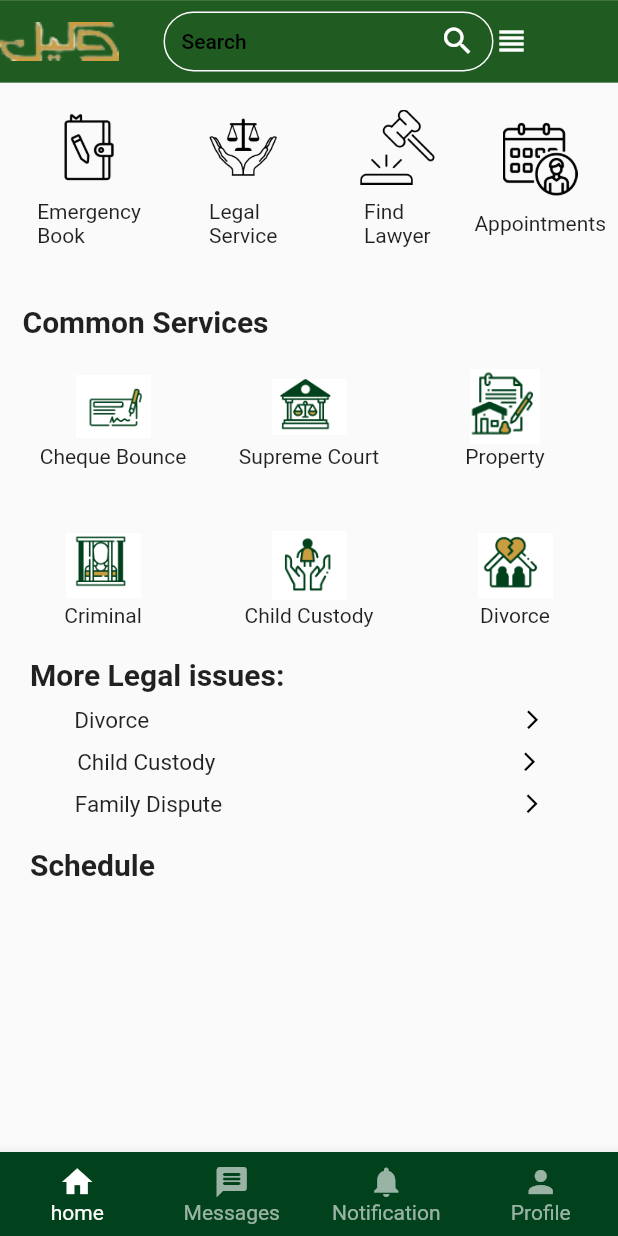
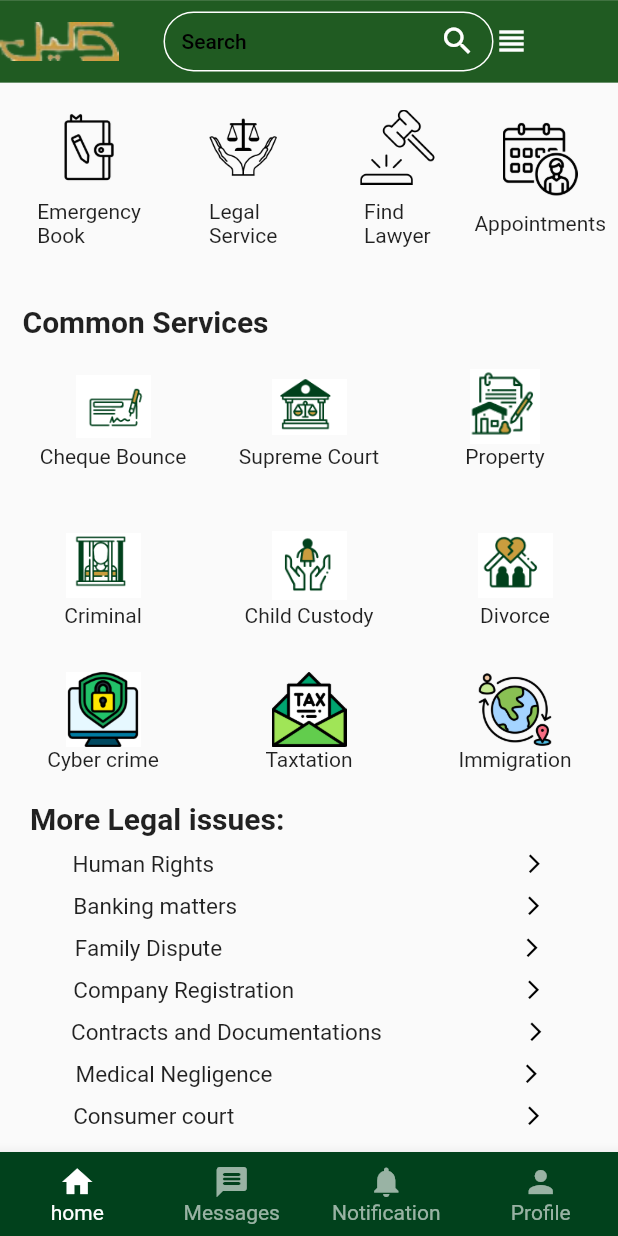
Before and after one commit to Esha-15-17/wakeel_app, a Flutter app: the legalservices screen opened directly, on a phone screen of 412 x 824 dp. Run offline on Flutter 3.47's test engine with Material 2 defaults, Android fonts, the light colour scheme and no system bars; our stand-ins replace carousel_slider, csc_picker, flutter_rating_bar, flutter_secure_storage, group_radio_button, image_picker and 2 more; missing offline and left inert: animated_radio_buttons, molten_navigationbar_flutter; accounts and stored records are empty; network calls fail.

```diff
--- a/lib/Constant.dart
+++ b/lib/Constant.dart
@@ -1,3 +1,3 @@
 class Constants {
- static const String API_URL = "http://192.168.1.103:3000";
+ static const String API_URL = "http://192.168.10.60:3000";
 }
--- a/lib/find_lawyer.dart
+++ b/lib/find_lawyer.dart
@@ -540,8 +540,6 @@ class _findlawyerState extends State<findlawyer> {
             ),
           ]),
         ),
-
-
       ),
     );
   }
@@ -549,7 +547,7 @@ class _findlawyerState extends State<findlawyer> {
 
 Widget build (BuildContext context) {
   final List<Widget> _screens = [
-    legalservices(),
+    findlawyer(),
     ChatScreen(),
     Notifications(),
     myprofile(),
--- a/lib/lawyer_profile.dart
+++ b/lib/lawyer_profile.dart
@@ -33,7 +33,7 @@ class _lawyerprofileState extends State<lawyerprofile> {
   TextEditingController aboutmeController = TextEditingController();
   TextEditingController experienceController = TextEditingController();
   TextEditingController zipcodeController = TextEditingController();
-  TextEditingController specializationController = TextEditingController();
+  TextEditingController selectedSpecializationController = TextEditingController();
   TextEditingController courtController = TextEditingController();
   String _selectedUserRole = 'lawyer'; // Default selected role
   File? _selectedImage;
@@ -45,7 +45,7 @@ class _lawyerprofileState extends State<lawyerprofile> {
       String aboutme,
       String experience,
       String zipcode,
-      String specializaton,
+      String selectedSpecializations,
       String court,
       String userRole,) async {
     try {
@@ -63,7 +63,7 @@ class _lawyerprofileState extends State<lawyerprofile> {
         'about_me': aboutme,
         'experience': experience,
         'zip_code': zipcode,
-        'specialization': specializaton,
+        'specializations': selectedSpecializations,
         'court': court,
       });
 
@@ -278,52 +278,6 @@ class _lawyerprofileState extends State<lawyerprofile> {
               SizedBox(
                 height: 20,
               ),
-
-              Padding(
-                padding: EdgeInsets.only(left: 20, right: 20),
-                child: Column(
-                  crossAxisAlignment: CrossAxisAlignment.start,
-                  children: [
-                    Text(
-                      'Specialization',
-                      style: TextStyle(
-                        fontWeight: FontWeight.bold,
-                        fontSize: 16,
-                        color: Color(0xff01411C),
-                      ),
-                    ),
-                    for (String specialization in [
-                      'Family Court',
-                      'Crime Court',
-                      'Divorce Court',
-                      'Other'
-                    ])
-                      Row(
-                        children: [
-                          Checkbox(
-                            value: selectedSpecializations
-                                .contains(specialization),
-                            onChanged: (bool? value) {
-                              setState(() {
-                                if (value == true) {
-                                  selectedSpecializations.add(specialization);
-                                } else {
-                                  selectedSpecializations
-                                      .remove(specialization);
-                                }
-                              });
-                            },
-                          ),
-                          Text(specialization),
-                        ],
-                      ),
-                  ],
-                ),
-              ),
-
-              SizedBox(
-                height: 20,
-              ),
               Padding(
                 padding: EdgeInsets.only(left: 20, right: 20),
                 child: SizedBox(
@@ -410,6 +364,49 @@ class _lawyerprofileState extends State<lawyerprofile> {
               ),
               SizedBox(
                 height: 20,
+              ),Padding(
+                padding: EdgeInsets.only(left: 20, right: 20),
+                child: Column(
+                  crossAxisAlignment: CrossAxisAlignment.start,
+                  children: [
+
+                    Text(
+                      'Specialization',
+                      style: TextStyle(
+                        fontWeight: FontWeight.bold,
+                        fontSize: 16,
+                        color: Color(0xff01411C),
+                      ),
+                    ),
+                    for (String specialization in [
+                      'Family Court',
+                      'Crime Court',
+                      'Divorce Court',
+                      'Other'
+                    ])
+                      Row(
+                        children: [
+                          Checkbox(
+                            value: selectedSpecializations.contains(specialization),
+                            onChanged: (bool? value) {
+                              setState(() {
+                                if (value == true) {
+                                  selectedSpecializations.add(specialization);
+                                } else {
+                                  selectedSpecializations.remove(specialization);
+                                }
+                              });
+                            },
+                          ),
+                          Text(specialization),
+                        ],
+                      ),
+
+                  ],
+                ),
+              ),
+              SizedBox(
+                height: 20,
               ),
 
 
@@ -418,9 +415,9 @@ class _lawyerprofileState extends State<lawyerprofile> {
                   registerUser(
                     genderController.text.toString(),
                     languageController.text.toString(),
-                    specializationController.text.toString(),
                     zipcodeController.text.toString(),
                     residentialareaController.text.toString(),
+                    selectedSpecializations.join(','),
                     aboutmeController.text.toString(),
                     experienceController.text.toString(),
                     courtController.text.toString(),
@@ -446,8 +443,6 @@ class _lawyerprofileState extends State<lawyerprofile> {
                   ),
                 ),
               ),
-
-              // Other widgets...
             ],
           ),
         ),
--- a/lib/legal_sevices.dart
+++ b/lib/legal_sevices.dart
@@ -230,6 +230,39 @@ class _legalservicesState extends State<legalservices> {
               ),
             ),
           ]),
+
+          SizedBox(
+            height: 30,
+          ),
+          Row(children: [
+            Expanded(
+              child: Column(
+                children: [
+                  Image.asset('assests/cc.png', height:50 , width:50),
+                  Text('Cyber crime'),
+                ]
+              ),
+            ),
+            Expanded(
+              child: Column(
+                children: [
+                  Image.asset('assests/tax.png', height: 50, width: 50),
+                  Text('Taxtation'),
+                ],
+              ),
+            ),
+            Expanded(
+              child: Column(
+                children: [
+                  Image.asset('assests/imii.png', height: 50, width: 50),
+                  Text('Immigration'),
+                ],
+              ),
+            ),
+          ]),
+
+
+
           SizedBox(
             height: 20,
           ),
@@ -250,11 +283,11 @@ class _legalservicesState extends State<legalservices> {
             mainAxisAlignment: MainAxisAlignment.center,
             children: [
               Text(
-                'Divorce',
+                'Human Rights',
                 style: TextStyle(fontSize: 15),
               ),
               SizedBox(
-                width: 248,
+                width: 206,
               ),
               Icon(
                 Icons.arrow_forward_ios_outlined,
@@ -270,11 +303,11 @@ class _legalservicesState extends State<legalservices> {
             mainAxisAlignment: MainAxisAlignment.center,
             children: [
               Text(
-                'Child Custody',
+                'Banking matters',
                 style: TextStyle(fontSize: 15),
               ),
               SizedBox(
-                width: 202,
+                width: 190,
               ),
               Icon(
                 Icons.arrow_forward_ios_outlined,
@@ -295,6 +328,86 @@ class _legalservicesState extends State<legalservices> {
               ),
               SizedBox(
                 width: 199,
+              ),
+              Icon(
+                Icons.arrow_forward_ios_outlined,
+                color: Colors.black,
+                size: 15,
+              ),
+            ],
+          ),
+          SizedBox(
+            height: 10,
+          ),
+          Row(
+            mainAxisAlignment: MainAxisAlignment.center,
+            children: [
+              Text(
+                'Company Registration',
+                style: TextStyle(fontSize: 15),
+              ),
+              SizedBox(
+                width: 152,
+              ),
+              Icon(
+                Icons.arrow_forward_ios_outlined,
+                color: Colors.black,
+                size: 15,
+              ),
+            ],
+          ),
+          SizedBox(
+            height: 10,
+          ),
+          Row(
+            mainAxisAlignment: MainAxisAlignment.center,
+            children: [
+              Text(
+                'Contracts and Documentations',
+                style: TextStyle(fontSize: 15),
+              ),
+              SizedBox(
+                width: 95,
+              ),
+              Icon(
+                Icons.arrow_forward_ios_outlined,
+                color: Colors.black,
+                size: 15,
+              ),
+            ],
+          ),
+          SizedBox(
+            height: 10,
+          ),
+          Row(
+            mainAxisAlignment: MainAxisAlignment.center,
+            children: [
+              Text(
+                'Medical Negligence',
+                style: TextStyle(fontSize: 15),
+              ),
+              SizedBox(
+                width: 165,
+              ),
+              Icon(
+                Icons.arrow_forward_ios_outlined,
+                color: Colors.black,
+                size: 15,
+              ),
+            ],
+          ),
+          SizedBox(
+            height: 10,
+          ),
+          Row(
+            mainAxisAlignment: MainAxisAlignment.center,
+            children: [
+              Text(
+                'Consumer court',
+                style: TextStyle(fontSize: 15),
+              ),
+              SizedBox(
+                width: 192,
               ),
               Icon(
                 Icons.arrow_forward_ios_outlined,
--- a/pubspec.yaml
+++ b/pubspec.yaml
@@ -98,6 +98,9 @@ flutter:
      - assests/slide_1.png
      - assests/slide_2.png
      - assests/slide_3.png
+     - assests/cc.png
+     - assests/tax.png
+     - assests/imii.png
   # An image asset can refer to one or more resolution-specific "variants", see
   # https://flutter.dev/assets-and-images/#resolution-aware
 
```
Also changed, not shown: assests/cc.png (added), assests/imii.png (added), assests/tax.png (added), pubspec.lock, 1 other file.
